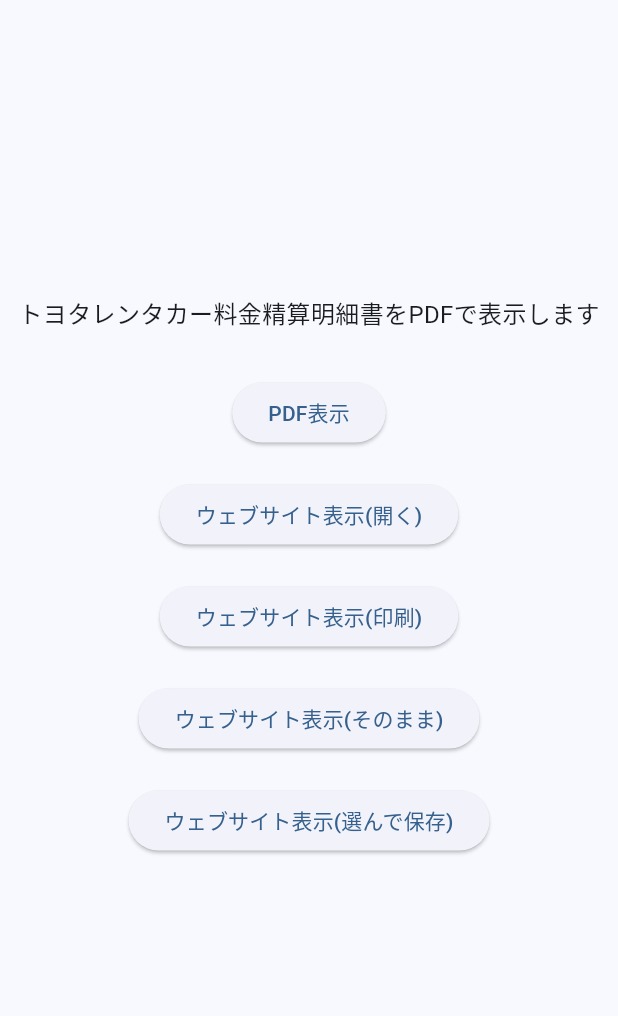
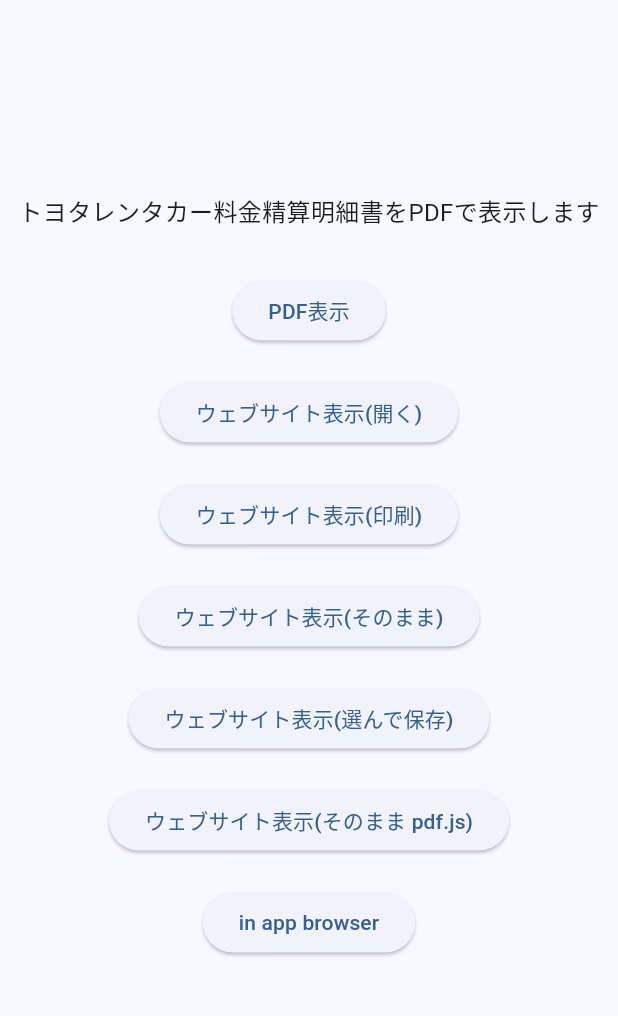
Before and after one commit to chickenramens/fluttertest, a Flutter app: the screen it shows after launch, on a phone screen of 412 x 824 dp, the part 84-1100 px from its top. Run offline on Flutter 3.47's test engine with Material 3 defaults, Android fonts, the light colour scheme and no system bars; our stand-ins replace file_picker, google_fonts, open_file, pdf, printing, webview_flutter.

Commit message:
in app browser

```diff
--- a/lib/main.dart
+++ b/lib/main.dart
@@ -7,6 +7,7 @@
 import 'package:pdf/widgets.dart' as pw;
 import 'package:printing/printing.dart';
 import 'screens/webview_screen.dart'; // 追加: WebViewScreen のインポート
+import 'package:url_launcher/url_launcher.dart' as urlLauncher;
 
 void main() {
   runApp(const MyApp());
@@ -125,6 +126,33 @@
                 );
               },
               child: const Text('ウェブサイト表示(選んで保存)'),
+            ),
+            const SizedBox(height: 20),
+            // ウェブビュー画面へのナビゲーションボタンを追加
+            ElevatedButton(
+              onPressed: () {
+                Navigator.push(
+                  context,
+                  MaterialPageRoute(
+                    builder: (context) => const WebViewScreen(
+                      url: 'https://mozilla.github.io/pdf.js/web/viewer.html',
+                      title: 'Webviewサンプル(そのまま pdf.js)',
+                      printPdf: 0,
+                    ),
+                  ),
+                );
+              },
+              child: const Text('ウェブサイト表示(そのまま pdf.js)'),
+            ),
+            const SizedBox(height: 20),
+            // ウェブビュー画面へのナビゲーションボタンを追加
+            ElevatedButton(
+              onPressed: () {
+                urlLauncher.launchUrl(
+                  Uri.parse('https://toyota.jp/')
+                );
+              },
+              child: const Text('in app browser'),
             ),
           ],
         ),
```
